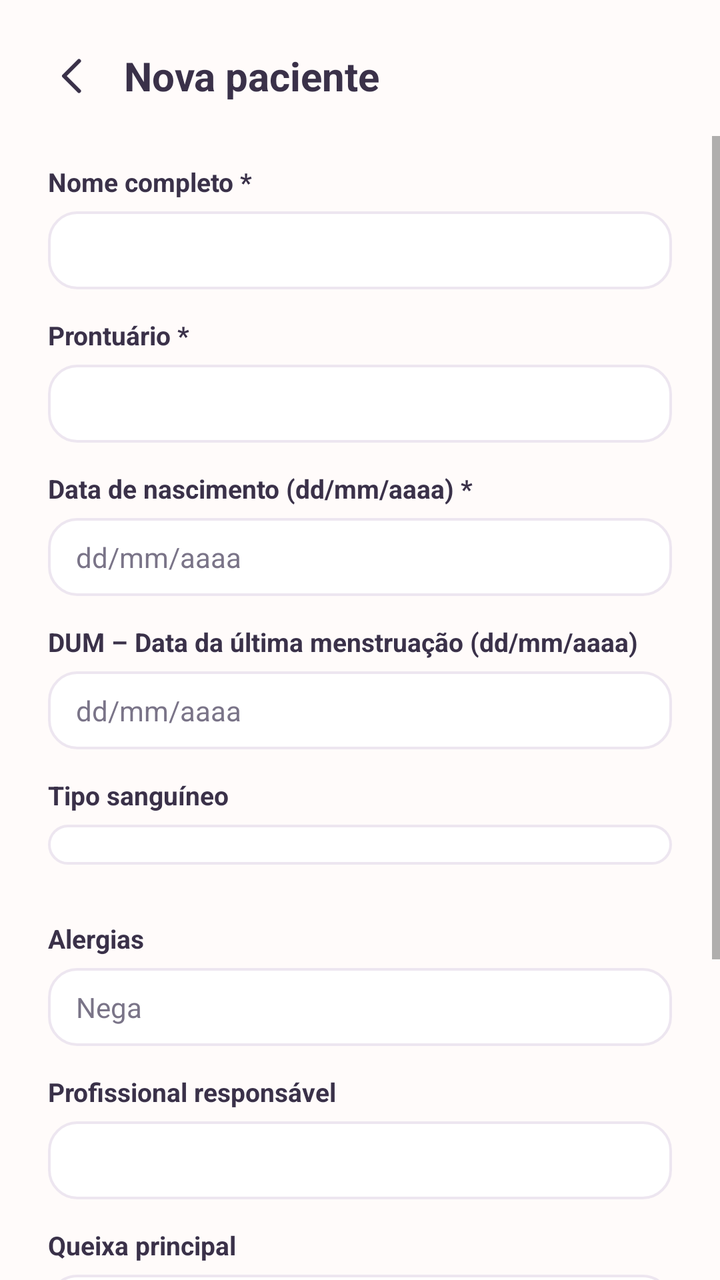
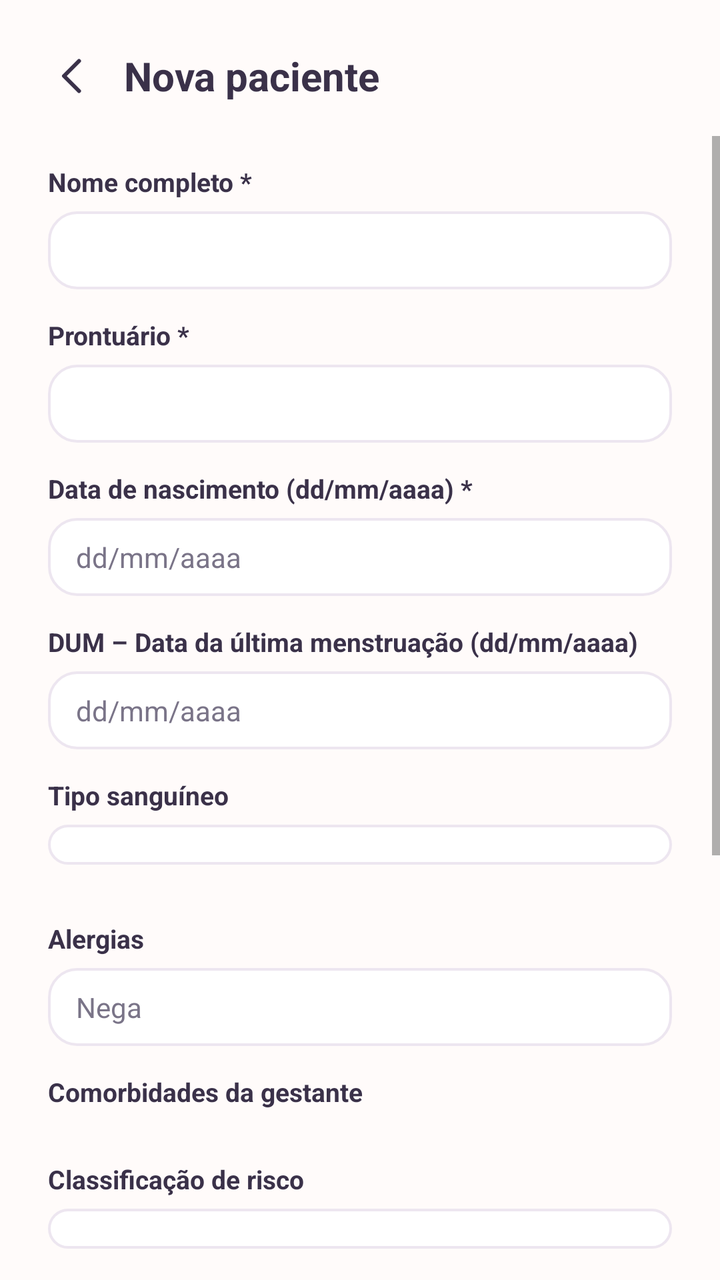

Screens rendered from an Android XML layout before and after an edit, with the pre-edit source and the edit as a unified diff.
<!-- AndroidManifest.xml: activity theme AppTheme.NoActionBar -->
<!-- res/layout/activity_adicionar_paciente.xml -->
<?xml version="1.0" encoding="utf-8"?>
<LinearLayout xmlns:android="http://schemas.android.com/apk/res/android"
    android:layout_width="match_parent"
    android:layout_height="match_parent"
    android:background="@color/background"
    android:orientation="vertical">

    <LinearLayout
        android:layout_width="match_parent"
        android:layout_height="wrap_content"
        android:gravity="center_vertical"
        android:orientation="horizontal"
        android:paddingStart="16dp"
        android:paddingEnd="24dp"
        android:paddingTop="18dp"
        android:paddingBottom="10dp">

        <ImageView
            android:id="@+id/btnVoltar"
            android:layout_width="40dp"
            android:layout_height="40dp"
            android:background="?android:attr/selectableItemBackgroundBorderless"
            android:padding="8dp"
            android:src="@drawable/ic_back_thin" />

        <TextView
            android:layout_width="wrap_content"
            android:layout_height="wrap_content"
            android:layout_marginStart="6dp"
            android:text="@string/adicionar_paciente_titulo"
            android:textColor="@color/textPrimary"
            android:textSize="20sp"
            android:textStyle="bold" />
    </LinearLayout>

    <ScrollView
        android:layout_width="match_parent"
        android:layout_height="0dp"
        android:layout_weight="1"
        android:clipToPadding="false"
        android:fillViewport="true">

        <LinearLayout
            android:layout_width="match_parent"
            android:layout_height="wrap_content"
            android:orientation="vertical"
            android:paddingStart="24dp"
            android:paddingEnd="24dp"
            android:paddingBottom="24dp">

            <TextView style="@style/CampoLabel" android:text="@string/adicionar_paciente_nome" />
            <EditText
                android:id="@+id/edtNome"
                style="@style/CampoInput"
                android:inputType="textPersonName|textCapWords" />

            <TextView style="@style/CampoLabel" android:text="@string/adicionar_paciente_prontuario" />
            <EditText
                android:id="@+id/edtProntuario"
                style="@style/CampoInput"
                android:inputType="text" />

            <TextView style="@style/CampoLabel" android:text="@string/adicionar_paciente_nascimento" />
            <EditText
                android:id="@+id/edtDataNascimento"
                style="@style/CampoInput"
                android:hint="dd/mm/aaaa"
                android:inputType="date" />

            <TextView style="@style/CampoLabel" android:text="@string/adicionar_paciente_dum" />
            <EditText
                android:id="@+id/edtDum"
                style="@style/CampoInput"
                android:hint="dd/mm/aaaa"
                android:inputType="date" />

            <TextView style="@style/CampoLabel" android:text="@string/adicionar_paciente_tipo_sanguineo" />
            <Spinner
                android:id="@+id/spinnerTipoSanguineo"
                android:layout_width="match_parent"
                android:layout_height="wrap_content"
                android:layout_marginBottom="14dp"
                android:background="@drawable/bg_input_field"
                android:paddingStart="14dp"
                android:paddingEnd="14dp"
                android:spinnerMode="dropdown" />

            <TextView style="@style/CampoLabel" android:text="@string/adicionar_paciente_alergias" />
            <EditText
                android:id="@+id/edtAlergias"
                style="@style/CampoInput"
                android:hint="Nega"
                android:inputType="text" />

            <TextView style="@style/CampoLabel" android:text="@string/adicionar_paciente_profissional" />
            <EditText
                android:id="@+id/edtProfissional"
                style="@style/CampoInput"
                android:inputType="textPersonName|textCapWords" />

            <TextView style="@style/CampoLabel" android:text="@string/adicionar_paciente_queixa" />
            <EditText
                android:id="@+id/edtQueixa"
                style="@style/CampoInput"
                android:inputType="textMultiLine"
                android:minLines="2" />

            <TextView style="@style/CampoLabel" android:text="@string/adicionar_paciente_conduta" />
            <EditText
                android:id="@+id/edtConduta"
                style="@style/CampoInput"
                android:inputType="textMultiLine"
                android:minLines="2" />

            <LinearLayout
                android:layout_width="match_parent"
                android:layout_height="wrap_content"
                android:layout_marginTop="8dp"
                android:orientation="horizontal">

                <TextView
                    android:id="@+id/btnCancelar"
                    android:layout_width="0dp"
                    android:layout_height="wrap_content"
                    android:layout_weight="1"
                    android:layout_marginEnd="8dp"
                    android:background="@drawable/bg_input_field"
                    android:clickable="true"
                    android:focusable="true"
                    android:gravity="center"
                    android:paddingTop="13dp"
                    android:paddingBottom="13dp"
                    android:text="@string/adicionar_paciente_cancelar"
                    android:textColor="@color/textSecondary"
                    android:textStyle="bold" />

                <TextView
                    android:id="@+id/btnSalvar"
                    android:layout_width="0dp"
                    android:layout_height="wrap_content"
                    android:layout_weight="1"
                    android:layout_marginStart="8dp"
                    android:background="@drawable/bg_button_primary"
                    android:clickable="true"
                    android:focusable="true"
                    android:gravity="center"
                    android:paddingTop="13dp"
                    android:paddingBottom="13dp"
                    android:text="@string/adicionar_paciente_salvar"
                    android:textColor="#FFFFFFFF"
                    android:textStyle="bold" />
            </LinearLayout>

            <ProgressBar
                android:id="@+id/progressSalvando"
                android:layout_width="wrap_content"
                android:layout_height="wrap_content"
                android:layout_gravity="center"
                android:layout_marginTop="16dp"
                android:indeterminateTint="@color/primaryPink"
                android:visibility="gone" />

        </LinearLayout>
    </ScrollView>
</LinearLayout>
<!-- resources referenced by this layout -->
<resources>
  <color name="background">#FFFBFA</color>
  <color name="primaryPink">#E8608F</color>
  <color name="textPrimary">#3A3149</color>
  <color name="textSecondary">#7A7488</color>
  <!-- drawable bg_button_primary (drawable) -->
  <?xml version="1.0" encoding="utf-8"?>
  <ripple xmlns:android="http://schemas.android.com/apk/res/android"
      android:color="#33FFFFFF">
      <item>
          <shape android:shape="rectangle">
              <solid android:color="@color/colorAccent" />
              <corners android:radius="100dp" />
          </shape>
      </item>
  </ripple>
  <!-- drawable bg_input_field (drawable) -->
  <?xml version="1.0" encoding="utf-8"?>
  <shape xmlns:android="http://schemas.android.com/apk/res/android"
      android:shape="rectangle">
      <solid android:color="@color/surface" />
      <stroke android:width="1.2dp" android:color="@color/border" />
      <corners android:radius="14dp" />
      <padding
          android:left="14dp"
          android:top="10dp"
          android:right="14dp"
          android:bottom="10dp" />
  </shape>
  <string name="adicionar_paciente_alergias">Alergias</string>
  <string name="adicionar_paciente_cancelar">Cancelar</string>
  <string name="adicionar_paciente_conduta">Conduta</string>
  <string name="adicionar_paciente_dum">DUM – Data da última menstruação (dd/mm/aaaa)</string>
  <string name="adicionar_paciente_nascimento">Data de nascimento (dd/mm/aaaa) *</string>
  <string name="adicionar_paciente_nome">Nome completo *</string>
  <string name="adicionar_paciente_profissional">Profissional responsável</string>
  <string name="adicionar_paciente_prontuario">Prontuário *</string>
  <string name="adicionar_paciente_queixa">Queixa principal</string>
  <string name="adicionar_paciente_salvar">Salvar paciente</string>
  <string name="adicionar_paciente_tipo_sanguineo">Tipo sanguíneo</string>
  <string name="adicionar_paciente_titulo">Nova paciente</string>
  <style name="CampoInput">
          <item name="android:layout_width">match_parent</item>
          <item name="android:layout_height">wrap_content</item>
          <item name="android:background">@drawable/bg_input_field</item>
          <item name="android:textColor">@color/textPrimary</item>
          <item name="android:textColorHint">@color/textSecondary</item>
          <item name="android:textSize">14sp</item>
      </style>
  <style name="CampoLabel">
          <item name="android:layout_width">wrap_content</item>
          <item name="android:layout_height">wrap_content</item>
          <item name="android:layout_marginTop">14dp</item>
          <item name="android:layout_marginBottom">6dp</item>
          <item name="android:textColor">@color/textPrimary</item>
          <item name="android:textSize">13sp</item>
          <item name="android:textStyle">bold</item>
      </style>
  <style name="AppTheme.NoActionBar" parent="Theme.AppCompat.Light.NoActionBar">
          <item name="colorPrimary">@color/colorPrimary</item>
          <item name="colorPrimaryDark">@color/colorPrimaryDark</item>
          <item name="colorAccent">@color/colorAccent</item>
          <item name="android:windowBackground">@color/background</item>
      </style>
  <color name="colorAccent">#FF5FB8AE</color>
  <color name="surface">#FFFFFF</color>
  <color name="border">#EDE6F0</color>
  <color name="colorPrimary">#FFE8608F</color>
  <color name="colorPrimaryDark">#FFC94770</color>
  <!-- unchanged entries left out for length: 1 -->
</resources>

<!-- the commit's change to res/layout/activity_adicionar_paciente.xml (unified diff, before → after) -->
@@ -92,6 +92,33 @@
                 android:hint="Nega"
                 android:inputType="text" />
 
+            <TextView style="@style/CampoLabel" android:text="@string/adicionar_paciente_comorbidades" />
+            <LinearLayout
+                android:id="@+id/containerComorbidades"
+                android:layout_width="match_parent"
+                android:layout_height="wrap_content"
+                android:layout_marginBottom="6dp"
+                android:orientation="vertical" />
+
+            <EditText
+                android:id="@+id/edtComorbidadesOutras"
+                style="@style/CampoInput"
+                android:layout_marginBottom="14dp"
+                android:hint="@string/adicionar_paciente_comorbidades_outras"
+                android:inputType="text"
+                android:visibility="gone" />
+
+            <TextView style="@style/CampoLabel" android:text="@string/adicionar_paciente_classificacao_risco" />
+            <Spinner
+                android:id="@+id/spinnerClassificacaoRisco"
+                android:layout_width="match_parent"
+                android:layout_height="wrap_content"
+                android:layout_marginBottom="14dp"
+                android:background="@drawable/bg_input_field"
+                android:paddingStart="14dp"
+                android:paddingEnd="14dp"
+                android:spinnerMode="dropdown" />
+
             <TextView style="@style/CampoLabel" android:text="@string/adicionar_paciente_profissional" />
             <EditText
                 android:id="@+id/edtProfissional"
<!-- resource entries referenced after the edit -->
@@ -30,6 +30,9 @@
   </shape>
   <string name="adicionar_paciente_alergias">Alergias</string>
   <string name="adicionar_paciente_cancelar">Cancelar</string>
+  <string name="adicionar_paciente_classificacao_risco">Classificação de risco</string>
+  <string name="adicionar_paciente_comorbidades">Comorbidades da gestante</string>
+  <string name="adicionar_paciente_comorbidades_outras">Descreva a(s) outra(s) comorbidade(s)</string>
   <string name="adicionar_paciente_conduta">Conduta</string>
   <string name="adicionar_paciente_dum">DUM – Data da última menstruação (dd/mm/aaaa)</string>
   <string name="adicionar_paciente_nascimento">Data de nascimento (dd/mm/aaaa) *</string>
